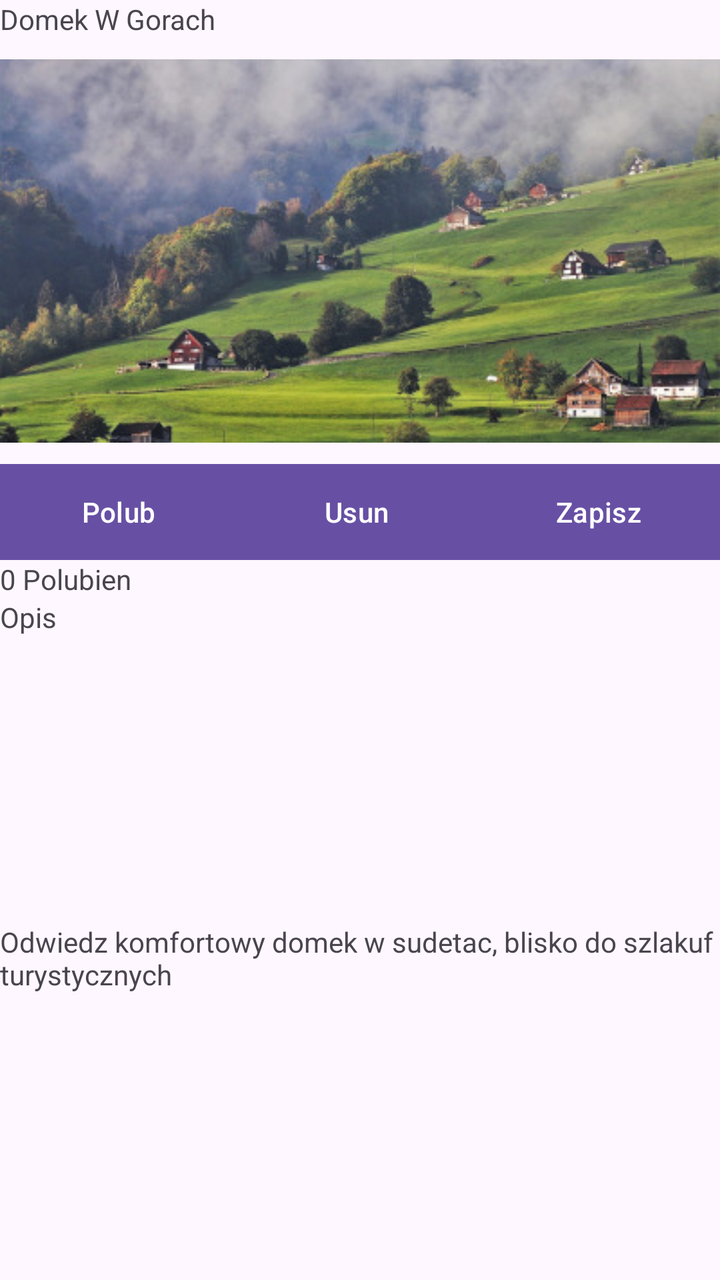
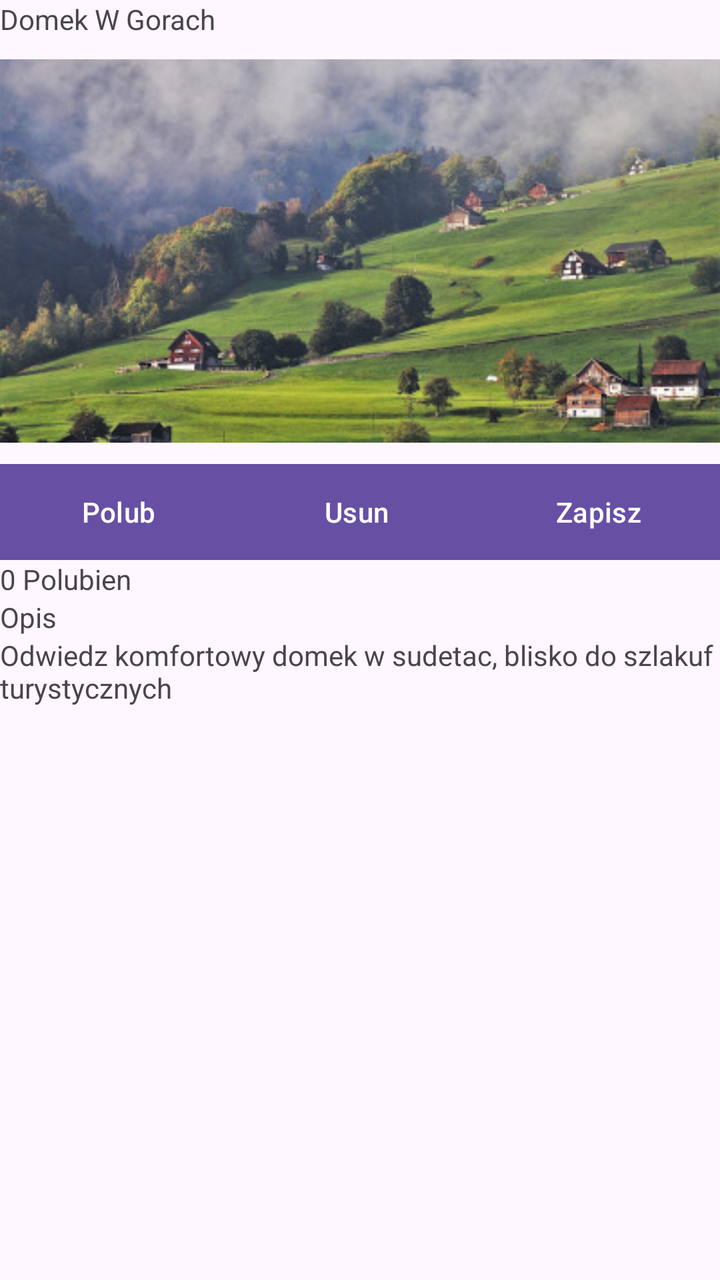

Screens rendered from an Android XML layout before and after an edit, with the pre-edit source and the edit as a unified diff.
<!-- AndroidManifest.xml: application theme Theme.Domek_w_gorach -->
<!-- res/layout/activity_main.xml -->
<?xml version="1.0" encoding="utf-8"?>
<LinearLayout xmlns:android="http://schemas.android.com/apk/res/android"
    xmlns:app="http://schemas.android.com/apk/res-auto"
    xmlns:tools="http://schemas.android.com/tools"
    android:id="@+id/main"
    android:layout_width="match_parent"
    android:layout_height="match_parent"
    android:orientation="vertical"
    tools:context=".MainActivity">


    <TextView
        android:id="@+id/textView"
        android:layout_width="wrap_content"
        android:layout_height="wrap_content"
        android:text="Domek W Gorach" />

    <ImageView
        android:id="@+id/imageView"
        android:layout_width="match_parent"
        android:layout_height="wrap_content"
        app:srcCompat="@drawable/obraz" />

    <LinearLayout
        android:layout_width="match_parent"
        android:layout_height="wrap_content"
        android:orientation="horizontal">

        <Button
            android:id="@+id/button5"
            android:layout_width="wrap_content"
            android:layout_height="wrap_content"
            android:layout_weight="1"
            android:background="#214361"
            android:text="Polub" />

        <Button
            android:id="@+id/button6"
            android:layout_width="wrap_content"
            android:layout_height="wrap_content"
            android:layout_weight="1"
            android:background="#214361"
            android:text="Usun" />

        <Button
            android:id="@+id/button7"
            android:layout_width="wrap_content"
            android:layout_height="wrap_content"
            android:layout_weight="1"
            android:background="#214361"
            android:text="Zapisz" />
    </LinearLayout>

    <TextView
        android:id="@+id/textView2"
        android:layout_width="wrap_content"
        android:layout_height="wrap_content"
        android:text="0 Polubien" />

    <LinearLayout
        android:layout_width="match_parent"
        android:layout_height="match_parent"
        android:orientation="vertical">

        <TextView
            android:id="@+id/textView3"
            android:layout_width="wrap_content"
            android:layout_height="wrap_content"
            android:layout_weight="1"
            android:text="Opis" />

        <TextView
            android:id="@+id/textView4"
            android:layout_width="wrap_content"
            android:layout_height="wrap_content"
            android:layout_weight="1"
            android:text="Odwiedz komfortowy domek w sudetac, blisko do szlakuf turystycznych" />
    </LinearLayout>

</LinearLayout>
<!-- resources referenced by this layout -->
<resources>
  <!-- drawable obraz: jpg bitmap (drawable, 46858 bytes) -->
  <style name="Theme.Domek_w_gorach" parent="Base.Theme.Domek_w_gorach" />
  <style name="Base.Theme.Domek_w_gorach" parent="Theme.Material3.DayNight.NoActionBar">
          
          
      </style>
</resources>

<!-- the commit's change to res/layout/activity_main.xml (unified diff, before → after) -->
@@ -31,15 +31,17 @@
             android:layout_width="wrap_content"
             android:layout_height="wrap_content"
             android:layout_weight="1"
-            android:background="#214361"
-            android:text="Polub" />
+            android:background="#008080"
+            android:text="Polub"
+
+            />
 
         <Button
             android:id="@+id/button6"
             android:layout_width="wrap_content"
             android:layout_height="wrap_content"
             android:layout_weight="1"
-            android:background="#214361"
+            android:background="#008080"
             android:text="Usun" />
 
         <Button
@@ -47,7 +49,7 @@
             android:layout_width="wrap_content"
             android:layout_height="wrap_content"
             android:layout_weight="1"
-            android:background="#214361"
+            android:background="#008080"
             android:text="Zapisz" />
     </LinearLayout>
 
@@ -59,7 +61,7 @@
 
     <LinearLayout
         android:layout_width="match_parent"
-        android:layout_height="match_parent"
+        android:layout_height="wrap_content"
         android:orientation="vertical">
 
         <TextView
